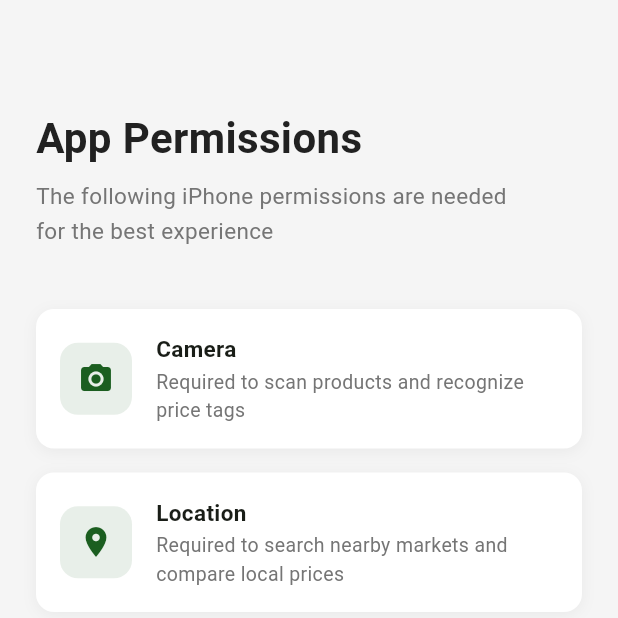
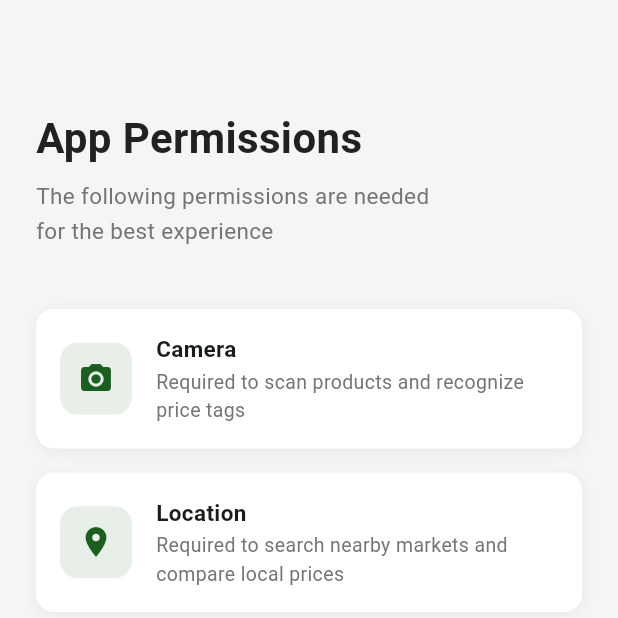
Before and after one commit to dbseend/hci_222, a Flutter app: the screen it shows after launch, on a phone screen of 412 x 824 dp, the top half of it. Run offline on Flutter 3.47's test engine with Material 3 defaults, Android fonts, the phone set to English and light mode, and no system bars; our stand-ins replace camera, dio, equatable, fl_chart, flutter_bloc, flutter_map and 7 more.

Commit message:
chore: update flutter mobile permissions and project configs

```diff
--- a/frontend/flutter_app/lib/features/onboarding/presentation/screens/permission_screen.dart
+++ b/frontend/flutter_app/lib/features/onboarding/presentation/screens/permission_screen.dart
@@ -1,5 +1,5 @@
 // permission_screen.dart
-// Purpose: Explains the core iPhone permissions the app needs (camera, photos, location)
+// Purpose: Explains the core app permissions needed on mobile devices
 //          and prompts the user to grant them before entering the main app.
 // Navigation flow: /permission (from splash) → /intro
 //                  "Skip" path: shows a warning dialog then also goes to /intro
@@ -27,7 +27,7 @@ class _PermissionScreenState extends State<PermissionScreen> {
   bool _isRequesting = false;
   Map<Permission, PermissionStatus> _statuses = const {};
 
-  // List of (icon, title, description) tuples for each requested iPhone permission.
+  // List of (icon, title, description) tuples for each requested permission.
   static const _permissions = [
     (
       Icons.camera_alt,
@@ -76,11 +76,11 @@ class _PermissionScreenState extends State<PermissionScreen> {
 
     final cameraStatus = statuses[Permission.camera];
     final locationStatus = statuses[Permission.locationWhenInUse];
-    final photosStatus = statuses[Permission.photos];
+    // Camera and location are critical for MVP flow.
+    // Photos can remain optional (gallery fallback may still work on Android).
     final hasBlockedPermission = [
       cameraStatus,
       locationStatus,
-      photosStatus,
     ].any((status) => status?.isPermanentlyDenied ?? false);
 
     if (hasBlockedPermission) {
@@ -201,7 +201,7 @@ class _PermissionScreenState extends State<PermissionScreen> {
               ),
               const SizedBox(height: 8),
               Text(
-                'The following iPhone permissions are needed\nfor the best experience',
+                'The following permissions are needed\nfor the best experience',
                 style: TextStyle(
                   fontSize: 15,
                   color: AppColors.onSurfaceLight,
--- a/frontend/flutter_app/pubspec.yaml
+++ b/frontend/flutter_app/pubspec.yaml
@@ -22,7 +22,7 @@ dependencies:
   dio: ^5.4.3
 
   # 카메라 / 이미지
-  camera: ^0.10.5+9
+  camera: ^0.12.0+1
   image_picker: ^1.1.2
 
   # 위치
```
Also changed, not shown: frontend/flutter_app/pubspec.lock, 3 other files.
